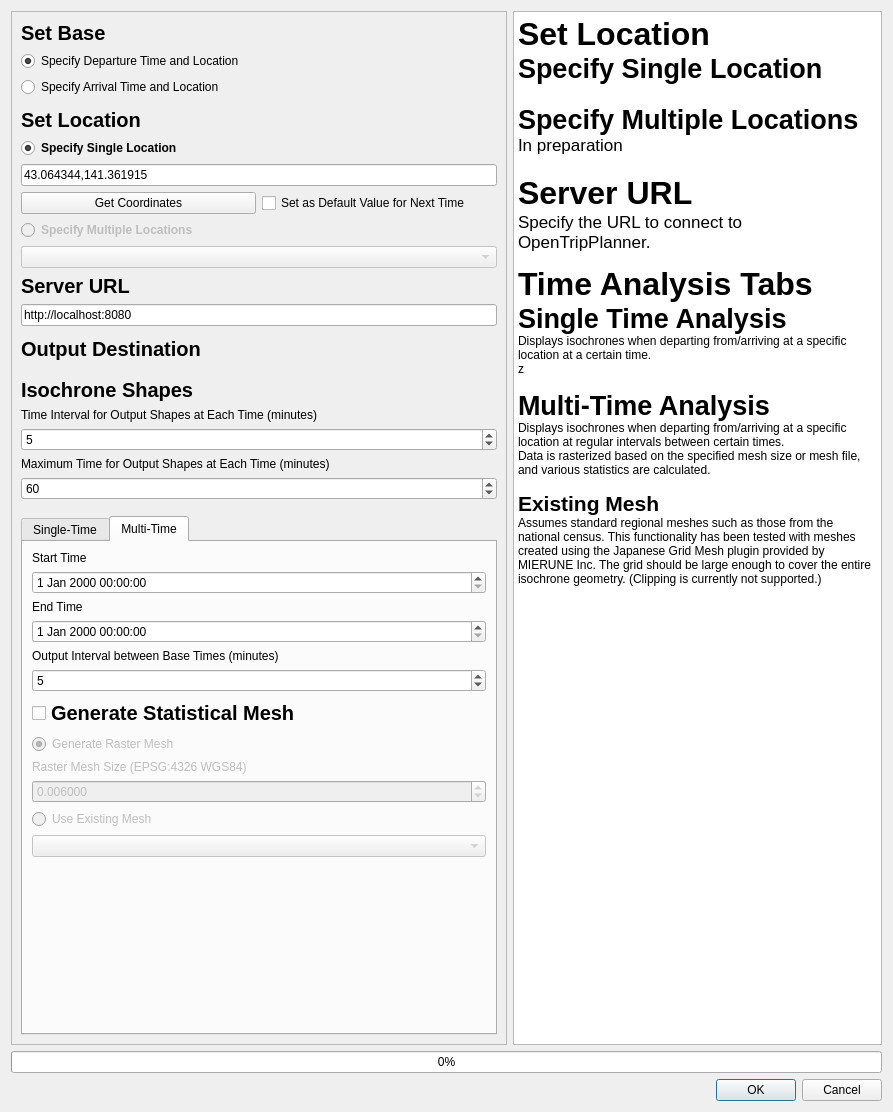
This is isochrone.ui in geogra-geogra/qgis-otp-multi-isochrone-plugin as Qt 5 draws it before an edit. The edited form follows.
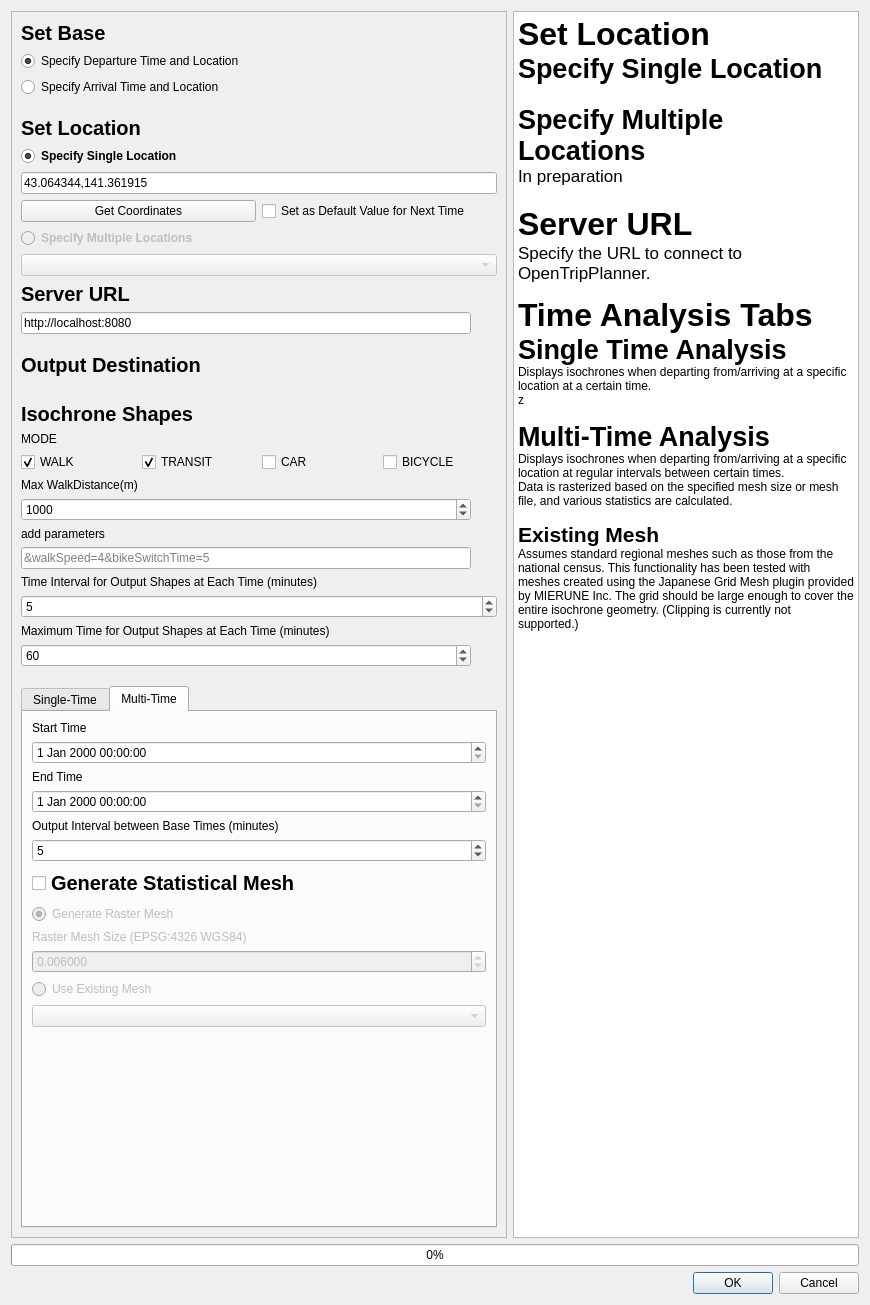
This is the edited form. The open tabs and pages were chosen to show the change. Custom widgets are drawn as their Qt base class.

Commit message: 乗車モードの修正+最大歩行距離の設定

```diff
--- a/isochrone.ui
+++ b/isochrone.ui
@@ -6,20 +6,23 @@
    <rect>
     <x>0</x>
     <y>0</y>
-    <width>893</width>
-    <height>1112</height>
+    <width>870</width>
+    <height>1305</height>
    </rect>
   </property>
   <property name="windowTitle">
    <string translatable="yes">Isochrone Generation Tool</string>
   </property>
-  <layout class="QGridLayout" name="gridLayout_20">
+  <property name="toolTip">
+   <string>&amp;walkSpeed=4&amp;bikeSwitchTime=5</string>
+  </property>
+  <layout class="QGridLayout" name="gridLayout_2">
    <item row="0" column="0">
     <layout class="QGridLayout" name="gridLayout_18">
      <property name="sizeConstraint">
       <enum>QLayout::SetMinimumSize</enum>
      </property>
-     <item row="1" column="0" colspan="2">
+     <item row="2" column="0" colspan="2">
       <layout class="QGridLayout" name="gridLayout_5">
        <item row="0" column="0">
         <widget class="QProgressBar" name="progressBar">
@@ -71,15 +74,100 @@
          <rect>
           <x>0</x>
           <y>0</y>
-          <width>524</width>
-          <height>1019</height>
+          <width>522</width>
+          <height>1219</height>
          </rect>
         </property>
-        <layout class="QGridLayout" name="gridLayout_23">
-         <item row="0" column="0">
-          <layout class="QGridLayout" name="widgetGrid">
-           <item row="1" column="0">
-            <spacer name="verticalSpacer_3">
+        <layout class="QGridLayout" name="gridLayout_3">
+         <item row="12" column="0">
+          <widget class="QLabel" name="check">
+           <property name="text">
+            <string>MODE</string>
+           </property>
+          </widget>
+         </item>
+         <item row="15" column="0">
+          <widget class="QSpinBox" name="maxWalkDistanceSpin">
+           <property name="maximum">
+            <number>100000</number>
+           </property>
+           <property name="value">
+            <number>1000</number>
+           </property>
+          </widget>
+         </item>
+         <item row="4" column="0" colspan="2">
+          <layout class="QGridLayout" name="PositionGrid">
+           <item row="2" column="0">
+            <widget class="QRadioButton" name="radioButtonSetSinglePosition">
+             <property name="font">
+              <font>
+               <weight>75</weight>
+               <bold>true</bold>
+              </font>
+             </property>
+             <property name="text">
+              <string>Specify Single Location</string>
+             </property>
+             <property name="checked">
+              <bool>true</bool>
+             </property>
+             <attribute name="buttonGroup">
+              <string notr="true">radio1</string>
+             </attribute>
+            </widget>
+           </item>
+           <item row="3" column="0" colspan="2">
+            <widget class="QLineEdit" name="standardPosition">
+             <property name="text">
+              <string>43.064344,141.361915</string>
+             </property>
+            </widget>
+           </item>
+           <item row="4" column="0">
+            <widget class="QPushButton" name="setAsStandardPosition">
+             <property name="text">
+              <string>Get Coordinates</string>
+             </property>
+            </widget>
+           </item>
+           <item row="4" column="1">
+            <widget class="QCheckBox" name="saveAsDefaultCheckBox">
+             <property name="text">
+              <string>Set as Default Value for Next Time</string>
+             </property>
+            </widget>
+           </item>
+           <item row="5" column="0" colspan="2">
+            <widget class="QRadioButton" name="radioButtonSetMultiPosition">
+             <property name="enabled">
+              <bool>false</bool>
+             </property>
+             <property name="font">
+              <font>
+               <weight>75</weight>
+               <bold>true</bold>
+              </font>
+             </property>
+             <property name="text">
+              <string>Specify Multiple Locations</string>
+             </property>
+             <attribute name="buttonGroup">
+              <string notr="true">radio1</string>
+             </attribute>
+            </widget>
+           </item>
+           <item row="6" column="0" colspan="2">
+            <widget class="QgsMapLayerComboBox" name="setMultiPointLayer">
+             <property name="enabled">
+              <bool>false</bool>
+             </property>
+            </widget>
+           </item>
+          </layout>
+         </item>
+         <item row="7" column="1">
+          <spacer name="verticalSpacer_5">
              <property name="orientation">
               <enum>Qt::Vertical</enum>
              </property>
@@ -89,12 +177,12 @@
              <property name="sizeHint" stdset="0">
               <size>
                <width>20</width>
-               <height>10</height>
+             <height>13</height>
               </size>
              </property>
             </spacer>
            </item>
-           <item row="2" column="0">
+         <item row="22" column="0" colspan="2">
             <widget class="QTabWidget" name="tabWidget">
              <property name="sizePolicy">
               <sizepolicy hsizetype="Preferred" vsizetype="Expanding">
@@ -110,7 +198,7 @@
              </property>
              <widget class="QWidget" name="tabSingle">
               <attribute name="title">
-               <string translatable="yes">Single-Time</string>
+             <string>Single-Time</string>
               </attribute>
               <layout class="QGridLayout" name="gridLayout_22">
                <item row="0" column="0">
@@ -169,7 +257,7 @@
              </widget>
              <widget class="QWidget" name="tabMulti">
               <attribute name="title">
-               <string translatable="yes">Multi-Time</string>
+             <string>Multi-Time</string>
               </attribute>
               <layout class="QVBoxLayout" name="verticalLayout">
                <item>
@@ -182,7 +270,7 @@
                    <item row="0" column="0">
                     <widget class="QLabel" name="standardTimeAreaMultiLabel">
                      <property name="text">
-                      <string translatable="yes">Start Time</string>
+                    <string>Start Time</string>
                      </property>
                      <property name="textFormat">
                       <enum>Qt::AutoText</enum>
@@ -219,7 +307,7 @@
                    <item row="0" column="0">
                     <widget class="QLabel" name="finishTimeLabelMulti">
                      <property name="text">
-                      <string translatable="yes">End Time</string>
+                    <string>End Time</string>
                      </property>
                     </widget>
                    </item>
@@ -260,7 +348,7 @@
                    <item row="0" column="0">
                     <widget class="QLabel" name="outputTimeIntervalLabel">
                      <property name="text">
-                      <string translatable="yes">Output Interval between Base Times (minutes)</string>
+                    <string>Output Interval between Base Times (minutes)</string>
                      </property>
                     </widget>
                    </item>
@@ -278,7 +366,7 @@
                       </font>
                      </property>
                      <property name="text">
-                      <string translatable="yes">Generate Statistical Mesh</string>
+                    <string>Generate Statistical Mesh</string>
                      </property>
                     </widget>
                    </item>
@@ -288,7 +376,7 @@
                       <bool>false</bool>
                      </property>
                      <property name="text">
-                      <string translatable="yes">Generate Raster Mesh</string>
+                    <string>Generate Raster Mesh</string>
                      </property>
                      <property name="checked">
                       <bool>true</bool>
@@ -304,7 +392,7 @@
                       <bool>false</bool>
                      </property>
                      <property name="text">
-                      <string translatable="yes">Raster Mesh Size (EPSG:4326 WGS84)</string>
+                    <string>Raster Mesh Size (EPSG:4326 WGS84)</string>
                      </property>
                     </widget>
                    </item>
@@ -330,7 +418,7 @@
                       <bool>false</bool>
                      </property>
                      <property name="text">
-                      <string translatable="yes">Use Existing Mesh</string>
+                    <string>Use Existing Mesh</string>
                      </property>
                      <attribute name="buttonGroup">
                       <string notr="true">makeRaster</string>
@@ -365,8 +453,85 @@
              </widget>
             </widget>
            </item>
-           <item row="0" column="0">
-            <layout class="QGridLayout" name="basicSettingGrid">
+         <item row="20" column="0">
+          <widget class="QgsSpinBox" name="maxTime">
+           <property name="maximum">
+            <number>1080</number>
+           </property>
+           <property name="value">
+            <number>60</number>
+           </property>
+          </widget>
+         </item>
+         <item row="6" column="0">
+          <layout class="QGridLayout" name="serverUrlGrid">
+           <item row="1" column="0">
+            <widget class="QLineEdit" name="serverUrlAreaText">
+             <property name="text">
+              <string>http://localhost:8080</string>
+             </property>
+            </widget>
+           </item>
+          </layout>
+         </item>
+         <item row="14" column="0">
+          <widget class="QLabel" name="label_3">
+           <property name="text">
+            <string>Max WalkDistance(m)</string>
+           </property>
+          </widget>
+         </item>
+         <item row="3" column="0">
+          <widget class="QLabel" name="settingPositionLabel">
+           <property name="enabled">
+            <bool>true</bool>
+           </property>
+           <property name="font">
+            <font>
+             <pointsize>15</pointsize>
+             <weight>75</weight>
+             <bold>true</bold>
+            </font>
+           </property>
+           <property name="text">
+            <string>Set Location</string>
+           </property>
+          </widget>
+         </item>
+         <item row="18" column="0" colspan="2">
+          <layout class="QGridLayout" name="outputPolygonIntervalGrid">
+           <item row="1" column="0">
+            <widget class="QLabel" name="outputPolygonIntervalAreaLabel">
+             <property name="text">
+              <string>Time Interval for Output Shapes at Each Time (minutes)</string>
+             </property>
+            </widget>
+           </item>
+           <item row="2" column="0">
+            <widget class="QgsSpinBox" name="outputPolygonInterval">
+             <property name="value">
+              <number>5</number>
+             </property>
+            </widget>
+           </item>
+          </layout>
+         </item>
+         <item row="10" column="0">
+          <spacer name="verticalSpacer_4">
+           <property name="orientation">
+            <enum>Qt::Vertical</enum>
+           </property>
+           <property name="sizeType">
+            <enum>QSizePolicy::Fixed</enum>
+           </property>
+           <property name="sizeHint" stdset="0">
+            <size>
+             <width>20</width>
+             <height>13</height>
+            </size>
+           </property>
+          </spacer>
+         </item>
              <item row="0" column="0">
               <widget class="QLabel" name="settingStandardsLabel">
                <property name="font">
@@ -377,11 +542,41 @@
                 </font>
                </property>
                <property name="text">
-                <string translatable="yes">Set Base</string>
+            <string>Set Base</string>
                </property>
               </widget>
              </item>
-             <item row="1" column="0">
+         <item row="11" column="0">
+          <widget class="QLabel" name="label">
+           <property name="font">
+            <font>
+             <pointsize>15</pointsize>
+             <weight>75</weight>
+             <bold>true</bold>
+            </font>
+           </property>
+           <property name="text">
+            <string>Isochrone Shapes</string>
+           </property>
+          </widget>
+         </item>
+         <item row="2" column="1">
+          <spacer name="verticalSpacer_6">
+           <property name="orientation">
+            <enum>Qt::Vertical</enum>
+           </property>
+           <property name="sizeType">
+            <enum>QSizePolicy::Fixed</enum>
+           </property>
+           <property name="sizeHint" stdset="0">
+            <size>
+             <width>20</width>
+             <height>13</height>
+            </size>
+           </property>
+          </spacer>
+         </item>
+         <item row="1" column="0" colspan="2">
               <layout class="QGridLayout" name="settingStandardsGrid">
                <item row="1" column="0">
                 <widget class="QRadioButton" name="button_dep">
@@ -414,109 +609,6 @@
                </item>
               </layout>
              </item>
-             <item row="2" column="0">
-              <spacer name="verticalSpacer_6">
-               <property name="orientation">
-                <enum>Qt::Vertical</enum>
-               </property>
-               <property name="sizeType">
-                <enum>QSizePolicy::Fixed</enum>
-               </property>
-               <property name="sizeHint" stdset="0">
-                <size>
-                 <width>20</width>
-                 <height>5</height>
-                </size>
-               </property>
-              </spacer>
-             </item>
-             <item row="3" column="0">
-              <widget class="QLabel" name="settingPositionLabel">
-               <property name="enabled">
-                <bool>true</bool>
-               </property>
-               <property name="font">
-                <font>
-                 <pointsize>15</pointsize>
-                 <weight>75</weight>
-                 <bold>true</bold>
-                </font>
-               </property>
-               <property name="text">
-                <string translatable="yes">Set Location</string>
-               </property>
-              </widget>
-             </item>
-             <item row="4" column="0">
-              <layout class="QGridLayout" name="PositionGrid">
-               <item row="2" column="0">
-                <widget class="QRadioButton" name="radioButtonSetSinglePosition">
-                 <property name="font">
-                  <font>
-                   <weight>75</weight>
-                   <bold>true</bold>
-                  </font>
-                 </property>
-                 <property name="text">
-                  <string translatable="yes">Specify Single Location</string>
-                 </property>
-                 <property name="checked">
-                  <bool>true</bool>
-                 </property>
-                 <attribute name="buttonGroup">
-                  <string notr="true">radio1</string>
-                 </attribute>
-                </widget>
-               </item>
-               <item row="3" column="0" colspan="2">
-                <widget class="QLineEdit" name="standardPosition">
-                 <property name="text">
-                  <string translatable="yes">43.064344,141.361915</string>
-                 </property>
-                </widget>
-               </item>
-               <item row="4" column="0">
-                <widget class="QPushButton" name="setAsStandardPosition">
-                 <property name="text">
-                  <string translatable="yes">Get Coordinates</string>
-                 </property>
-                </widget>
-               </item>
-               <item row="4" column="1">
-                <widget class="QCheckBox" name="saveAsDefaultCheckBox">
-                 <property name="text">
-                  <string translatable="yes">Set as Default Value for Next Time</string>
-                 </property>
-                </widget>
-               </item>
-               <item row="5" column="0" colspan="2">
-                <widget class="QRadioButton" name="radioButtonSetMultiPosition">
-                 <property name="enabled">
-                  <bool>false</bool>
-                 </property>
-                 <property name="font">
-                  <font>
-                   <weight>75</weight>
-                   <bold>true</bold>
-                  </font>
-                 </property>
-                 <property name="text">
-                  <string translatable="yes">Specify Multiple Locations</string>
-                 </property>
-                 <attribute name="buttonGroup">
-                  <string notr="true">radio1</string>
-                 </attribute>
-                </widget>
-               </item>
-               <item row="6" column="0" colspan="2">
-                <widget class="QgsMapLayerComboBox" name="setMultiPointLayer">
-                 <property name="enabled">
-                  <bool>false</bool>
-                 </property>
-                </widget>
-               </item>
-              </layout>
-             </item>
              <item row="5" column="0">
               <widget class="QLabel" name="serverUrlLabel">
                <property name="sizePolicy">
@@ -533,37 +625,10 @@
                 </font>
                </property>
                <property name="text">
-                <string translatable="yes">Server URL</string>
+            <string>Server URL</string>
                </property>
               </widget>
              </item>
-             <item row="6" column="0">
-              <layout class="QGridLayout" name="serverUrlGrid">
-               <item row="1" column="0">
-                <widget class="QLineEdit" name="serverUrlAreaText">
-                 <property name="text">
-                  <string translatable="yes">http://localhost:8080</string>
-                 </property>
-                </widget>
-               </item>
-              </layout>
-             </item>
-             <item row="7" column="0">
-              <spacer name="verticalSpacer_5">
-               <property name="orientation">
-                <enum>Qt::Vertical</enum>
-               </property>
-               <property name="sizeType">
-                <enum>QSizePolicy::Fixed</enum>
-               </property>
-               <property name="sizeHint" stdset="0">
-                <size>
-                 <width>20</width>
-                 <height>5</height>
-                </size>
-               </property>
-              </spacer>
-             </item>
              <item row="8" column="0">
               <widget class="QLabel" name="outputFileLabel">
                <property name="font">
@@ -574,7 +639,14 @@
                 </font>
                </property>
                <property name="text">
-                <string translatable="yes">Output Destination</string>
+            <string>Output Destination</string>
+           </property>
+          </widget>
+         </item>
+         <item row="16" column="0">
+          <widget class="QLabel" name="label_2">
+           <property name="text">
+            <string>add parameters</string>
                </property>
               </widget>
              </item>
@@ -592,75 +664,77 @@
                </item>
               </layout>
              </item>
-             <item row="10" column="0">
-              <spacer name="verticalSpacer_4">
-               <property name="orientation">
-                <enum>Qt::Vertical</enum>
-               </property>
-               <property name="sizeType">
-                <enum>QSizePolicy::Fixed</enum>
-               </property>
-               <property name="sizeHint" stdset="0">
-                <size>
-                 <width>20</width>
-                 <height>5</height>
-                </size>
-               </property>
-              </spacer>
-             </item>
-             <item row="11" column="0">
-              <widget class="QLabel" name="label">
-               <property name="font">
-                <font>
-                 <pointsize>15</pointsize>
-                 <weight>75</weight>
-                 <bold>true</bold>
-                </font>
-               </property>
-               <property name="text">
-                <string translatable="yes">Isochrone Shapes</string>
-               </property>
-              </widget>
-             </item>
-             <item row="12" column="0">
-              <layout class="QGridLayout" name="outputPolygonIntervalGrid">
-               <item row="1" column="0">
-                <widget class="QLabel" name="outputPolygonIntervalAreaLabel">
-                 <property name="text">
-                  <string translatable="yes">Time Interval for Output Shapes at Each Time (minutes)</string>
-                 </property>
-                </widget>
-               </item>
-               <item row="2" column="0">
-                <widget class="QgsSpinBox" name="outputPolygonInterval">
-                 <property name="value">
-                  <number>5</number>
-                 </property>
-                </widget>
-               </item>
-              </layout>
-             </item>
-             <item row="13" column="0">
+         <item row="19" column="0" colspan="2">
               <widget class="QLabel" name="maxTimeAreaLabel">
                <property name="text">
-                <string translatable="yes">Maximum Time for Output Shapes at Each Time (minutes)</string>
+            <string>Maximum Time for Output Shapes at Each Time (minutes)</string>
                </property>
               </widget>
              </item>
-             <item row="14" column="0">
-              <widget class="QgsSpinBox" name="maxTime">
-               <property name="maximum">
-                <number>1080</number>
-               </property>
-               <property name="value">
-                <number>60</number>
-               </property>
-              </widget>
-             </item>
-            </layout>
+         <item row="21" column="1">
+          <spacer name="verticalSpacer_3">
+           <property name="orientation">
+            <enum>Qt::Vertical</enum>
+           </property>
+           <property name="sizeType">
+            <enum>QSizePolicy::Fixed</enum>
+           </property>
+           <property name="sizeHint" stdset="0">
+            <size>
+             <width>20</width>
+             <height>13</height>
+            </size>
+           </property>
+          </spacer>
+         </item>
+         <item row="13" column="0" colspan="2">
+          <layout class="QHBoxLayout" name="horizontalLayout">
+           <item>
+            <widget class="QCheckBox" name="checkBoxWalk">
+             <property name="text">
+              <string>WALK</string>
+             </property>
+             <property name="checked">
+              <bool>true</bool>
+             </property>
+            </widget>
+           </item>
+           <item>
+            <widget class="QCheckBox" name="checkBoxTransit">
+             <property name="text">
+              <string>TRANSIT</string>
+             </property>
+             <property name="checked">
+              <bool>true</bool>
+             </property>
+            </widget>
            </item>
+           <item>
+            <widget class="QCheckBox" name="checkBoxCar">
+             <property name="text">
+              <string>CAR</string>
+             </property>
+            </widget>
+           </item>
+           <item>
+            <widget class="QCheckBox" name="checkBoxBicycle">
+             <property name="text">
+              <string>BICYCLE</string>
+             </property>
+            </widget>
+           </item>
           </layout>
          </item>
+         <item row="17" column="0">
+          <widget class="QLineEdit" name="addParam">
+           <property name="inputMask">
+            <string/>
+           </property>
+           <property name="placeholderText">
+            <string>&amp;walkSpeed=4&amp;bikeSwitchTime=5</string>
+           </property>
+          </widget>
+         </item>
         </layout>
        </widget>
       </widget>
```
Left out of the diff: 25 changed lines with no effect on the pictures. Lines whose indentation alone changed are shown as unchanged. The commit also changes 1 other file.
